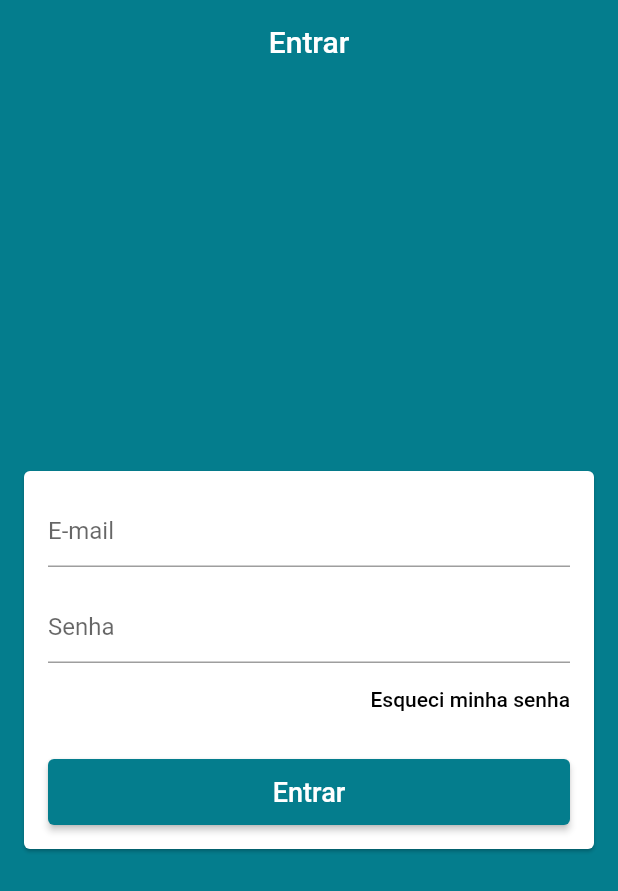
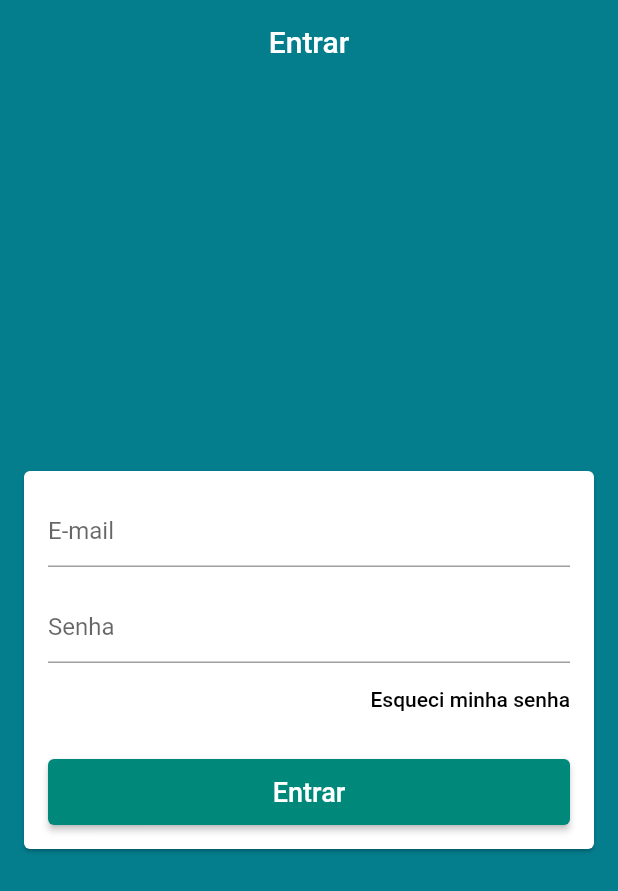
Before and after one commit to hb57786/loja_virtual, a Flutter app: the screen it shows after launch, on a phone screen of 412 x 824 dp. Shown: the top 891 px of the screen. Run offline on Flutter 3.47's test engine with Material 2 defaults, Android fonts, the phone set to English and light mode, and no system bars; our stand-ins replace cloud_firestore, firebase_auth, firebase_core; accounts and stored records are empty.

Commit message:
Locking Fields During Login

```diff
--- a/lib/main.dart
+++ b/lib/main.dart
@@ -16,7 +16,7 @@ class MyApp extends StatelessWidget {
   final Future<FirebaseApp> _initialization = Firebase.initializeApp();
   @override
   Widget build(BuildContext context) {
-    return Provider(
+    return ChangeNotifierProvider(
       create: (_) => UserManager(),
       child: MaterialApp(
         title: 'Loja do Tadeu',
--- a/lib/models/user_manager.dart
+++ b/lib/models/user_manager.dart
@@ -1,13 +1,17 @@
 import 'package:firebase_auth/firebase_auth.dart';
+import 'package:flutter/cupertino.dart';
 import 'package:flutter/services.dart';
 import 'package:loja_virtual/helpers/firebase_errors.dart';
 import 'package:loja_virtual/models/user.dart';
 
-class UserManager {
+class UserManager extends ChangeNotifier {
   final FirebaseAuth auth = FirebaseAuth.instance;
+
+  bool loading = false;
 
   Future<void> signIn(
       {UserData user, Function onFail, Function onSuccess}) async {
+    setLoading(true);
     try {
       final UserCredential result = await auth.signInWithEmailAndPassword(
           email: user.email, password: user.password);
@@ -15,5 +19,11 @@ class UserManager {
     } on FirebaseAuthException catch (e) {
       onFail(getErrorString(e.code));
     }
+    setLoading(false);
+  }
+
+  void setLoading(bool value) {
+    loading = value;
+    notifyListeners();
   }
 }
--- a/lib/screens/login/login_screen.dart
+++ b/lib/screens/login/login_screen.dart
@@ -24,12 +24,15 @@ class LoginScreen extends StatelessWidget {
           margin: const EdgeInsets.symmetric(horizontal: 16.0),
           child: Form(
             key: formKey,
-            child: ListView(
+            child: Consumer<UserManager>(
+              builder: (_, userManager, __) {
+                return ListView(
                   padding: const EdgeInsets.all(16.0),
                   shrinkWrap: true,
                   children: [
                     TextFormField(
                       controller: emailController,
+                      enabled: !userManager.loading,
                       decoration: const InputDecoration(hintText: 'E-mail'),
                       keyboardType: TextInputType.emailAddress,
                       autocorrect: false,
@@ -41,6 +44,7 @@ class LoginScreen extends StatelessWidget {
                     const SizedBox(height: 16.0),
                     TextFormField(
                       controller: passController,
+                      enabled: !userManager.loading,
                       decoration: const InputDecoration(hintText: 'Senha'),
                       autocorrect: false,
                       obscureText: true,
@@ -67,7 +71,9 @@ class LoginScreen extends StatelessWidget {
                     SizedBox(
                       height: 44.0,
                       child: ElevatedButton(
-                    onPressed: () {
+                        onPressed: userManager.loading
+                            ? null
+                            : () {
                                 if (formKey.currentState.validate()) {
                                   context.read<UserManager>().signIn(
                                       user: UserData(
@@ -77,7 +83,8 @@ class LoginScreen extends StatelessWidget {
                                       onFail: (e) {
                                         scaffoldKey.currentState.showSnackBar(
                                           SnackBar(
-                                  content: Text('Falha ao entrar: $e'),
+                                            content:
+                                                Text('Falha ao entrar: $e'),
                                             backgroundColor: Colors.red,
                                           ),
                                         );
@@ -87,15 +94,30 @@ class LoginScreen extends StatelessWidget {
                                       });
                                 }
                               },
-                    style: ElevatedButton.styleFrom(
-                        primary: Theme.of(context).primaryColor),
-                    child: const Text(
+                        style: ButtonStyle(
+                          backgroundColor:
+                              MaterialStateProperty.resolveWith<Color>(
+                                  (states) {
+                            if (states.contains(MaterialState.disabled)) {
+                              return Colors.teal[100]; // Disabled color
+                            }
+                            return Colors.teal[600]; // Regular color
+                          }),
+                        ),
+                        child: userManager.loading
+                            ? CircularProgressIndicator(
+                                valueColor:
+                                    AlwaysStoppedAnimation(Colors.white),
+                              )
+                            : const Text(
                                 "Entrar",
                                 style: TextStyle(fontSize: 18),
                               ),
                       ),
                     )
                   ],
+                );
+              },
             ),
           ),
         ),
```
Lines whose indentation alone changed are shown as unchanged.
